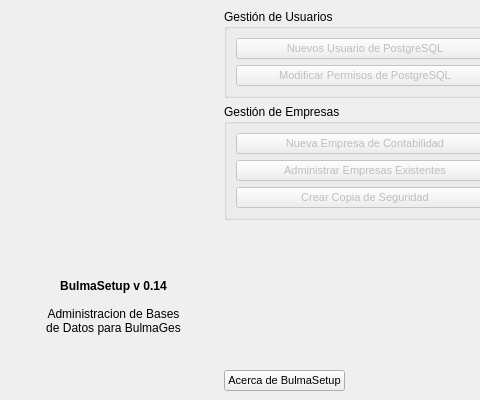
This is bulmages/bulmasetup/bulmasetupbase.ui in eboladev/Bulmages-1 as Qt 5 draws it before an edit; both pictures show x 0 to 480 and y 0 to 400 of the 778 by 400 pixel window. The edited form follows.
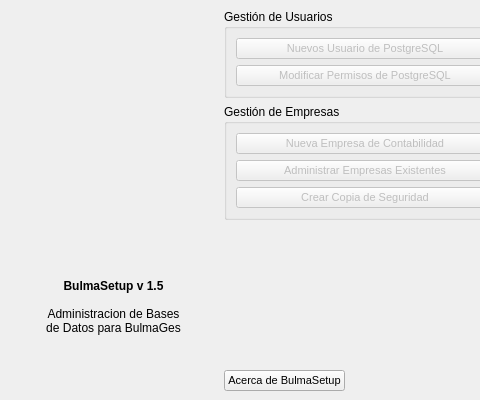
This is the edited form. Icons and pictures are not drawn.

Commit message: Creo la nueva versión, los archivos de parches sql y cambio bulmasetup para que los aplique asi como los abouts para que muestren la nueva version

```diff
--- a/bulmages/bulmasetup/bulmasetupbase.ui
+++ b/bulmages/bulmasetup/bulmasetupbase.ui
@@ -61,11 +61,11 @@
          <string>&lt;!DOCTYPE HTML PUBLIC &quot;-//W3C//DTD HTML 4.0//EN&quot; &quot;http://www.w3.org/TR/REC-html40/strict.dtd&quot;&gt;
 &lt;html&gt;&lt;head&gt;&lt;meta name=&quot;qrichtext&quot; content=&quot;1&quot; /&gt;&lt;style type=&quot;text/css&quot;&gt;
 p, li { white-space: pre-wrap; }
-&lt;/style&gt;&lt;/head&gt;&lt;body style=&quot; font-family:'Ubuntu'; font-size:9pt; font-weight:400; font-style:normal;&quot;&gt;
-&lt;p style=&quot; margin-top:0px; margin-bottom:0px; margin-left:0px; margin-right:0px; -qt-block-indent:0; text-indent:0px;&quot;&gt;&lt;span style=&quot; font-family:'Sans Serif'; font-weight:600;&quot;&gt;BulmaSetup v 0.14&lt;/span&gt;&lt;/p&gt;
-&lt;p style=&quot;-qt-paragraph-type:empty; margin-top:0px; margin-bottom:0px; margin-left:0px; margin-right:0px; -qt-block-indent:0; text-indent:0px; font-family:'Sans Serif';&quot;&gt;&lt;/p&gt;
-&lt;p style=&quot; margin-top:0px; margin-bottom:0px; margin-left:0px; margin-right:0px; -qt-block-indent:0; text-indent:0px;&quot;&gt;&lt;span style=&quot; font-family:'Sans Serif';&quot;&gt;Administracion de Bases&lt;/span&gt;&lt;/p&gt;
-&lt;p style=&quot; margin-top:0px; margin-bottom:0px; margin-left:0px; margin-right:0px; -qt-block-indent:0; text-indent:0px;&quot;&gt;&lt;span style=&quot; font-family:'Sans Serif';&quot;&gt;de Datos para BulmaGes&lt;/span&gt;&lt;/p&gt;&lt;/body&gt;&lt;/html&gt;</string>
+&lt;/style&gt;&lt;/head&gt;&lt;body style=&quot; font-family:'Sans Serif'; font-size:12pt; font-weight:400; font-style:normal;&quot;&gt;
+&lt;p style=&quot; margin-top:0px; margin-bottom:0px; margin-left:0px; margin-right:0px; -qt-block-indent:0; text-indent:0px;&quot;&gt;&lt;span style=&quot; font-size:9pt; font-weight:600;&quot;&gt;BulmaSetup v 1.5&lt;/span&gt;&lt;/p&gt;
+&lt;p style=&quot;-qt-paragraph-type:empty; margin-top:0px; margin-bottom:0px; margin-left:0px; margin-right:0px; -qt-block-indent:0; text-indent:0px; font-size:9pt;&quot;&gt;&lt;br /&gt;&lt;/p&gt;
+&lt;p style=&quot; margin-top:0px; margin-bottom:0px; margin-left:0px; margin-right:0px; -qt-block-indent:0; text-indent:0px;&quot;&gt;&lt;span style=&quot; font-size:9pt;&quot;&gt;Administracion de Bases&lt;/span&gt;&lt;/p&gt;
+&lt;p style=&quot; margin-top:0px; margin-bottom:0px; margin-left:0px; margin-right:0px; -qt-block-indent:0; text-indent:0px;&quot;&gt;&lt;span style=&quot; font-size:9pt;&quot;&gt;de Datos para BulmaGes&lt;/span&gt;&lt;/p&gt;&lt;/body&gt;&lt;/html&gt;</string>
         </property>
         <property name="alignment">
          <set>Qt::AlignCenter</set>
```
The commit also changes 13 other files.
